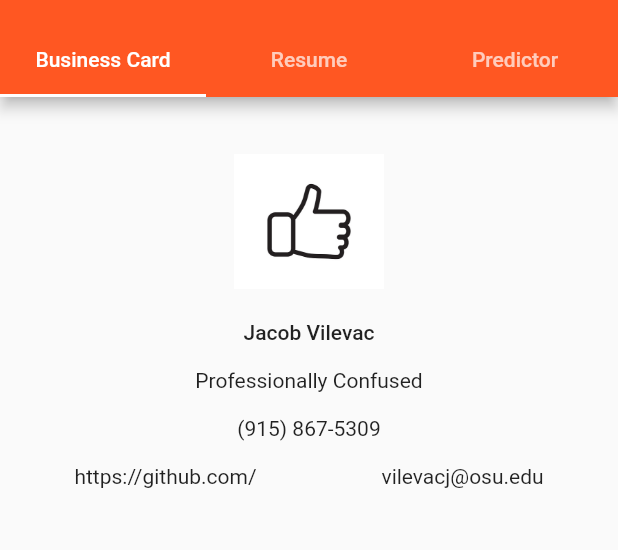
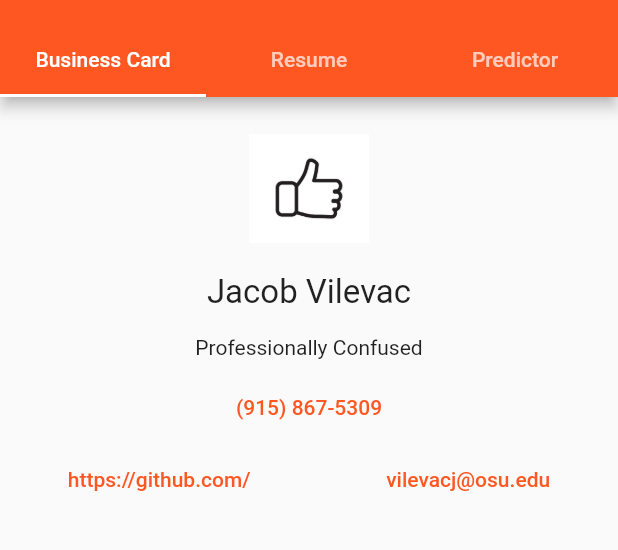
Before and after one commit to cranberriez/flutter_project_3, a Flutter app: the screen it shows after launch, on a phone screen of 412 x 824 dp, the part 59-609 px from its top. Run offline on Flutter 3.47's test engine with Material 2 defaults, Android fonts, the phone set to English and light mode, and no system bars.

Commit message:
split resume content, made business card links clickable

```diff
--- a/lib/business_card.dart
+++ b/lib/business_card.dart
@@ -1,4 +1,9 @@
 import 'package:flutter/material.dart';
+import 'package:url_launcher/url_launcher.dart';
+import 'dart:async';
+
+final Uri _githuburl = Uri.parse('https://github.com');
+final Uri _phonenumber = Uri.parse('tel:+1-915-867-5309');
 
 class BusinessCard extends StatelessWidget {
   const BusinessCard({super.key});
@@ -8,20 +13,32 @@ class BusinessCard extends StatelessWidget {
     return Center(
       child: Column(
         children: [
-          SizedBox(height: 25),
-          paddedItem(SizedBox(width: 100, height: 100, child: Image.asset('assets/images/thumbnail_photo.jpg'),)),
-          paddedItem(Text("Jacob Vilevac", style: Theme.of(context).textTheme.labelLarge)),
+          SizedBox(height: 13),
+          paddedItem(SizedBox(width: 80, height: 80, child: Image.asset('assets/images/thumbnail_photo.jpg'),)),
+          paddedItem(Text("Jacob Vilevac", style: TextStyle(fontSize: 22))),
           paddedText("Professionally Confused"),
-          paddedText("(915) 867-5309"),
-          paddedItem(Row(
+          TextButton(onPressed: _launchPhone, child: Text("(915) 867-5309")),
+          Row(
             mainAxisAlignment: MainAxisAlignment.spaceAround,
             children: [
-              Center(child: Text("https://github.com/")),
-              Center(child: Text("vilevacj@osu.edu")),
-          ])),
+              Center(child: TextButton(onPressed: _launchGithub, child: Text("https://github.com/"))),
+              Center(child: TextButton(onPressed: _launchGithub, child: Text("vilevacj@osu.edu"))),
+          ])
         ],
       ),
     );
+  }
+
+  Future<void> _launchGithub() async {
+    if (!await launchUrl(_githuburl)) {
+      throw Exception('Could not launch $_githuburl');
+    }
+  }
+
+  Future<void> _launchPhone() async {
+    if (!await launchUrl(_phonenumber)) {
+      throw Exception('Could not launch $_phonenumber');
+    }
   }
 
   Widget paddedText(text) {
--- a/lib/main_screen.dart
+++ b/lib/main_screen.dart
@@ -1,7 +1,5 @@
 import 'package:flutter/material.dart';
 import 'package:flutter_application_3/business_card.dart';
-import 'package:flutter_application_3/components/centered_placeholder.dart';
-import 'components/centered_placeholder.dart';
 import 'resume.dart';
 import 'predictor.dart';
 
--- a/pubspec.yaml
+++ b/pubspec.yaml
@@ -9,6 +9,7 @@ environment:
   sdk: '>=2.18.4 <3.0.0'
 
 dependencies:
+  url_launcher: ^6.1.7
   flutter:
     sdk: flutter
 
```
Also changed, not shown: lib/components/centered_placeholder.dart (deleted, +0 -19 lines), lib/components/personal_info.dart (added, +14 -0 lines), lib/components/resume_experience.dart (added, +20 -0 lines), lib/resume.dart (+2 -32 lines), pubspec.lock, 5 other files.
